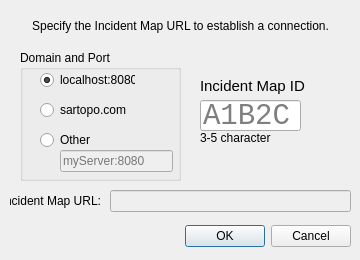
Qt form incidentMapDialog.ui (ncssar/plans_console) before a commit.
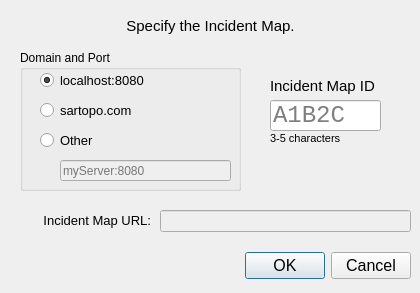
The same form after that commit.

The edit to the form file:
```diff
--- a/incidentMapDialog.ui
+++ b/incidentMapDialog.ui
@@ -6,8 +6,8 @@
    <rect>
     <x>0</x>
     <y>0</y>
-    <width>360</width>
-    <height>260</height>
+    <width>420</width>
+    <height>293</height>
    </rect>
   </property>
   <property name="windowTitle">
@@ -17,11 +17,16 @@
    <property name="geometry">
     <rect>
      <x>10</x>
-     <y>220</y>
-     <width>341</width>
+     <y>250</y>
+     <width>401</width>
      <height>32</height>
     </rect>
    </property>
+   <property name="font">
+    <font>
+     <pointsize>12</pointsize>
+    </font>
+   </property>
    <property name="orientation">
     <enum>Qt::Horizontal</enum>
    </property>
@@ -34,12 +39,17 @@
     <rect>
      <x>20</x>
      <y>10</y>
-     <width>321</width>
+     <width>381</width>
      <height>31</height>
     </rect>
    </property>
+   <property name="font">
+    <font>
+     <pointsize>11</pointsize>
+    </font>
+   </property>
    <property name="text">
-    <string>Specify the Incident Map URL to establish a connection.</string>
+    <string>Specify the Incident Map.</string>
    </property>
    <property name="alignment">
     <set>Qt::AlignCenter</set>
@@ -52,11 +62,16 @@
    <property name="geometry">
     <rect>
      <x>10</x>
-     <y>190</y>
-     <width>91</width>
+     <y>210</y>
+     <width>141</width>
      <height>21</height>
     </rect>
    </property>
+   <property name="font">
+    <font>
+     <pointsize>10</pointsize>
+    </font>
+   </property>
    <property name="text">
     <string>Incident Map URL:</string>
    </property>
@@ -70,26 +85,31 @@
    </property>
    <property name="geometry">
     <rect>
-     <x>110</x>
-     <y>190</y>
-     <width>241</width>
+     <x>160</x>
+     <y>210</y>
+     <width>251</width>
      <height>22</height>
     </rect>
    </property>
+   <property name="font">
+    <font>
+     <pointsize>10</pointsize>
+    </font>
+   </property>
   </widget>
   <widget class="QLineEdit" name="mapIDField">
    <property name="geometry">
     <rect>
-     <x>200</x>
+     <x>270</x>
      <y>100</y>
-     <width>101</width>
+     <width>111</width>
      <height>31</height>
     </rect>
    </property>
    <property name="font">
     <font>
      <family>Liberation Mono</family>
-     <pointsize>22</pointsize>
+     <pointsize>18</pointsize>
      <weight>50</weight>
      <bold>false</bold>
     </font>
@@ -104,9 +124,9 @@
   <widget class="QLabel" name="label_3">
    <property name="geometry">
     <rect>
-     <x>200</x>
+     <x>270</x>
      <y>70</y>
-     <width>111</width>
+     <width>141</width>
      <height>31</height>
     </rect>
    </property>
@@ -124,10 +144,15 @@
     <rect>
      <x>20</x>
      <y>50</y>
-     <width>161</width>
-     <height>131</height>
+     <width>221</width>
+     <height>141</height>
     </rect>
    </property>
+   <property name="font">
+    <font>
+     <pointsize>9</pointsize>
+    </font>
+   </property>
    <property name="title">
     <string>Domain and Port</string>
    </property>
@@ -138,9 +163,9 @@
     <property name="geometry">
      <rect>
       <x>40</x>
-      <y>100</y>
-      <width>113</width>
-      <height>22</height>
+      <y>110</y>
+      <width>171</width>
+      <height>21</height>
      </rect>
     </property>
     <property name="placeholderText">
@@ -152,10 +177,15 @@
      <rect>
       <x>20</x>
       <y>50</y>
-      <width>95</width>
+      <width>141</width>
       <height>20</height>
      </rect>
     </property>
+    <property name="font">
+     <font>
+      <pointsize>10</pointsize>
+     </font>
+    </property>
     <property name="text">
      <string>sartopo.com</string>
     </property>
@@ -168,10 +198,15 @@
      <rect>
       <x>20</x>
       <y>20</y>
-      <width>95</width>
+      <width>141</width>
       <height>20</height>
      </rect>
     </property>
+    <property name="font">
+     <font>
+      <pointsize>10</pointsize>
+     </font>
+    </property>
     <property name="text">
      <string>localhost:8080</string>
     </property>
@@ -187,10 +222,15 @@
      <rect>
       <x>20</x>
       <y>80</y>
-      <width>95</width>
+      <width>141</width>
       <height>20</height>
      </rect>
     </property>
+    <property name="font">
+     <font>
+      <pointsize>10</pointsize>
+     </font>
+    </property>
     <property name="text">
      <string>Other</string>
     </property>
@@ -202,12 +242,17 @@
   <widget class="QLabel" name="label_4">
    <property name="geometry">
     <rect>
-     <x>200</x>
+     <x>270</x>
      <y>130</y>
-     <width>71</width>
+     <width>131</width>
      <height>16</height>
     </rect>
    </property>
+   <property name="font">
+    <font>
+     <pointsize>8</pointsize>
+    </font>
+   </property>
    <property name="text">
     <string>3-5 characters</string>
    </property>
```
